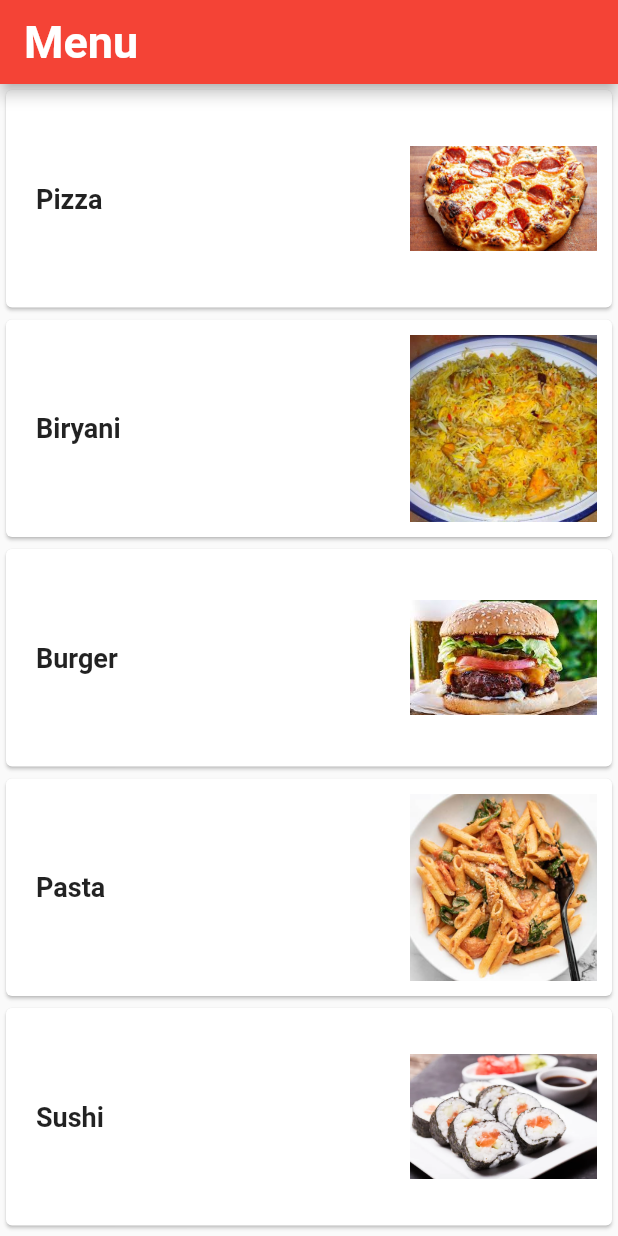
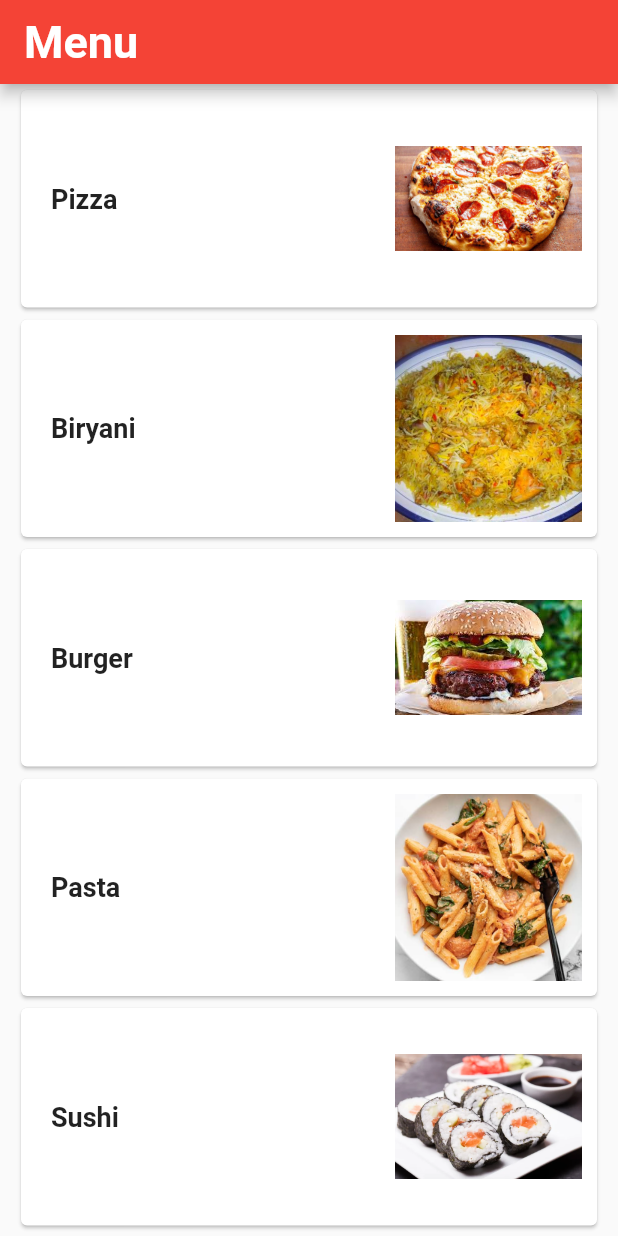
Before and after one commit to BLoushi52/Task-collections-menu-FOOD, a Flutter app: the screen it shows after launch, on a phone screen of 412 x 824 dp. Run offline on Flutter 3.47's test engine with Material 2 defaults, Android fonts, the phone set to English and light mode, and no system bars.

Commit message:
updated some styling

```diff
--- a/lib/main.dart
+++ b/lib/main.dart
@@ -36,7 +36,11 @@ class MyApp extends StatelessWidget {
         body: ListView.builder(
           itemCount: foods.length,
           itemBuilder: (BuildContext context, int index) {
-            return Card(
+            return Padding(
+              padding: const EdgeInsets.symmetric(
+                horizontal: 10,
+              ),
+              child: Card(
                 child: Row(
                   children: [
                     Expanded(
@@ -61,6 +65,7 @@ class MyApp extends StatelessWidget {
                     ),
                   ],
                 ),
+              ),
             );
           },
         ),
```
Lines whose indentation alone changed are shown as unchanged.
